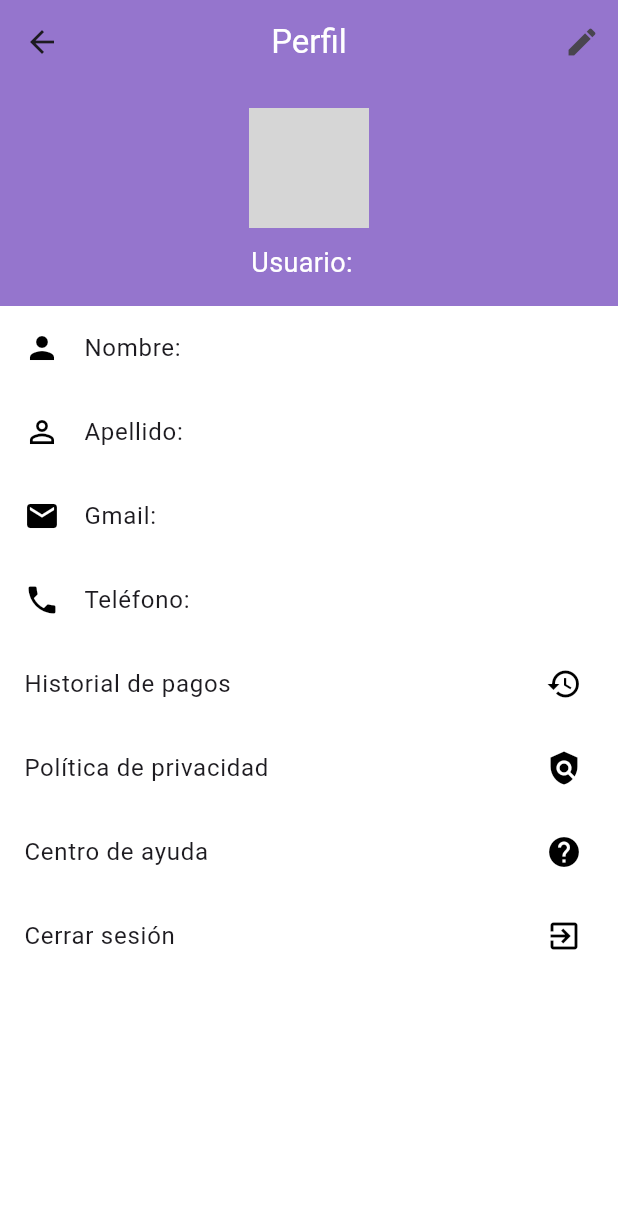
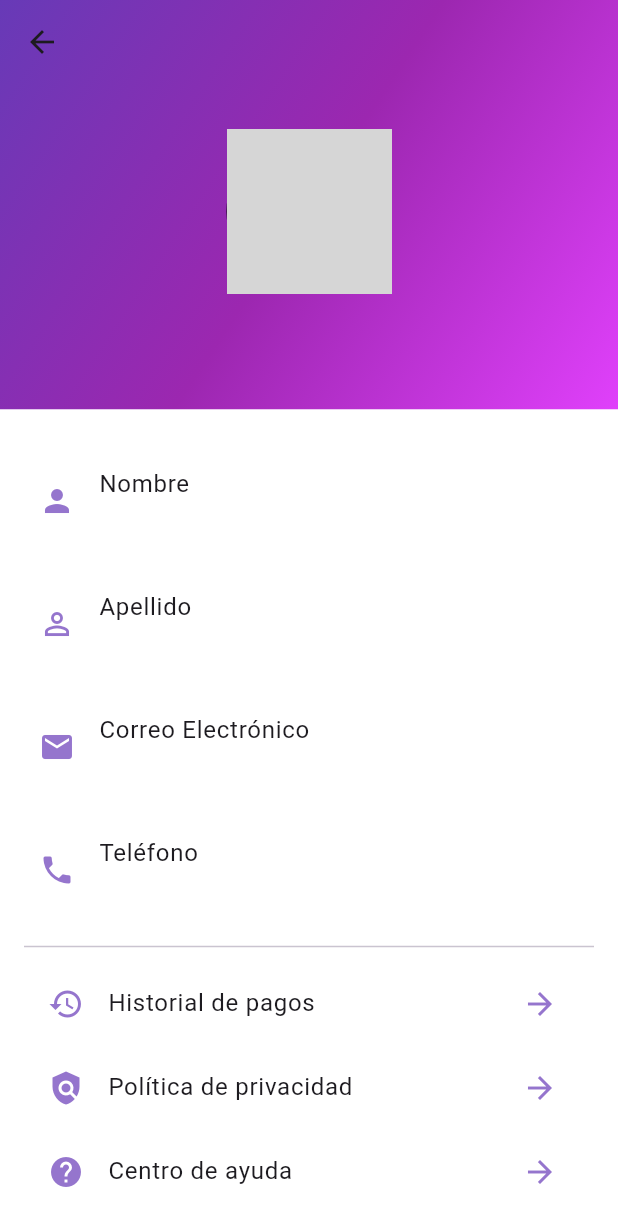
Before and after one commit to cristian-morris/DigitalEventApp, a Flutter app: the PerfilVer screen opened directly, on a phone screen of 412 x 824 dp. Shown: the top 1226 px of the screen. Run offline on Flutter 3.47's test engine with Material 3 defaults, Android fonts, the phone set to English and light mode, and no system bars; our stand-ins replace carousel_slider, font_awesome_flutter, google_fonts, google_nav_bar, image_picker, shared_preferences; missing offline and left inert: flutter_stripe; accounts and stored records are empty; network calls fail; grey boxes are pictures that could not be loaded.

Commit message:
Cambios en el perfil

```diff
--- a/lib/pages/user.dart
+++ b/lib/pages/user.dart
@@ -1,11 +1,10 @@
 import 'package:digitalevent/auth_provider.dart';
+import 'package:digitalevent/pages/edit_profile.dart';
 import 'package:digitalevent/pages/historial_pago.dart';
 import 'package:flutter/material.dart';
 import 'package:http/http.dart' as http;
 import 'dart:convert';
-import 'dart:io'; // Para usar File
-import 'package:image_picker/image_picker.dart';
-import 'package:provider/provider.dart'; // Para elegir imágenes
+import 'package:provider/provider.dart';
 
 class Usuario {
   final int usuarioId;
@@ -45,6 +44,7 @@ class PerfilVer extends StatefulWidget {
 
 class _PerfilVerState extends State<PerfilVer> {
   Usuario? _usuario;
+  double _scrollOffset = 0;
 
   @override
   void initState() {
@@ -53,12 +53,12 @@ class _PerfilVerState extends State<PerfilVer> {
   }
 
   Future<void> fetchUsuario() async {
-    final response = await http.get(Uri.parse(
-        'https://api-digitalevent.onrender.com/api/users/3')); // Cambia el ID según sea necesario
+    final response = await http
+        .get(Uri.parse('https://api-digitalevent.onrender.com/api/users/3'));
 
     if (response.statusCode == 200) {
       final data = json.decode(response.body);
-      print(data); // Verifica la respuesta en la consola
+      print(data);
       setState(() {
         _usuario = Usuario.fromJson(data);
       });
@@ -73,331 +73,188 @@ class _PerfilVerState extends State<PerfilVer> {
   Widget build(BuildContext context) {
     final authProvider = Provider.of<AuthProvider>(context);
     return Scaffold(
+      extendBodyBehindAppBar: true,
       appBar: AppBar(
-        backgroundColor: Colors.deepPurple[300],
-        title: Text(
-          "Perfil",
+        flexibleSpace: Container(
+          decoration: BoxDecoration(
+            gradient: _scrollOffset > 200
+                ? LinearGradient(
+                    colors: [
+                      Colors.deepPurple,
+                      Colors.purple,
+                      Colors.purpleAccent
+                    ],
+                    begin: Alignment.topLeft,
+                    end: Alignment.bottomRight,
+                  )
+                : null,
+          ),
+        ),
+        backgroundColor: Colors.transparent,
+        elevation: 0,
+        title: AnimatedOpacity(
+          duration: Duration(milliseconds: 300),
+          opacity: _scrollOffset > 200 ? 1.0 : 0.0,
+          child: Text(
+            'Mi cuenta',
             style: TextStyle(
-            color: Colors.white,
+                color: Colors.white, fontSize: 24, fontWeight: FontWeight.bold),
           ),
-          textAlign: TextAlign.center,
         ),
-        centerTitle: true,
-        actions: [
-          IconButton(
-            icon: Icon(Icons.edit),
-            onPressed: () {
+      ),
+      body: _usuario == null
+          ? Center(child: CircularProgressIndicator())
+          : NotificationListener<ScrollNotification>(
+              onNotification: (scrollNotification) {
+                if (scrollNotification is ScrollUpdateNotification) {
+                  setState(() {
+                    _scrollOffset = scrollNotification.metrics.pixels;
+                  });
+                }
+                return true;
+              },
+              child: SingleChildScrollView(
+                child: Column(
+                  children: [
+                    Stack(
+                      children: [
+                        Container(
+                          decoration: BoxDecoration(
+                            gradient: LinearGradient(
+                              colors: [
+                                Colors.deepPurple,
+                                Colors.purple,
+                                Colors.purpleAccent
+                              ],
+                              begin: Alignment.topLeft,
+                              end: Alignment.bottomRight,
+                            ),
+                          ),
+                          width: double.infinity,
+                          padding: EdgeInsets.all(16.0),
+                          child: Column(
+                            children: [
+                              SizedBox(height: 70),
+                              Row(
+                                mainAxisAlignment: MainAxisAlignment.center,
+                                children: [
+                                  Stack(
+                                    alignment: Alignment.center,
+                                    children: [
+                                      GestureDetector(
+                                        onTap: () {
                                           if (_usuario != null) {
                                             Navigator.push(
                                               context,
                                               MaterialPageRoute(
-                      builder: (context) => PerfilEditar(usuario: _usuario!)),
+                                                  builder: (context) =>
+                                                      PerfilEditar(
+                                                          usuario: _usuario!)),
                                             );
                                           }
                                         },
-          ),
-        ],
-      ),
-      body: _usuario == null
-          ? Center(child: CircularProgressIndicator())
-          : Column(
-              children: [
-                Container(
-                  color: Colors.deepPurple[300],
-                  width: double.infinity,
-                  padding: EdgeInsets.all(16.0),
-                  child: Column(
-                    children: [
-                      CircleAvatar(
-                        radius: 40.0,
-                        backgroundImage: (_usuario!.fotoPerfil.isNotEmpty &&
-                                Uri.tryParse(_usuario!.fotoPerfil)
+                                        child: Container(
+                                          width: 110.0,
+                                          height: 110.0,
+                                          decoration: BoxDecoration(
+                                            shape: BoxShape.circle,
+                                            border: Border.all(
+                                                color: Colors.black,
+                                                width: 1.3),
+                                            image: DecorationImage(
+                                              image: (_usuario!.fotoPerfil
+                                                          .isNotEmpty &&
+                                                      Uri.tryParse(_usuario!
+                                                                  .fotoPerfil)
                                                               ?.hasAbsolutePath ==
                                                           true)
-                            ? NetworkImage(_usuario!.fotoPerfil)
-                            : AssetImage('assets/images/R.png')
+                                                  ? NetworkImage(
+                                                      _usuario!.fotoPerfil)
+                                                  : AssetImage(
+                                                          'assets/images/R.png')
                                                       as ImageProvider,
-                        backgroundColor: Colors.grey,
-                      ),
-                      SizedBox(height: 10.0),
-                      Text(
-                        'Usuario: ${_usuario!.nombre} ${_usuario!.lastName}',
-                        style: TextStyle(
-                          color: Colors.white,
-                          fontSize: 18.0,
+                                              fit: BoxFit.cover,
                                             ),
                                           ),
-                    ],
                                         ),
                                       ),
-                Expanded(
-                  child: Container(
-                    color: Colors.white,
-                    child: ListView(
-                      children: [
-                        ListTile(
-                          leading: Icon(Icons.person, color: Colors.black),
-                          title: Text('Nombre: ${_usuario!.nombre}'),
-                          tileColor: Colors.purple,
-                        ),
-                        ListTile(
-                          leading:
-                              Icon(Icons.person_outline, color: Colors.black),
-                          title: Text('Apellido: ${_usuario!.lastName}'),
-                          tileColor: Colors.purple,
-                        ),
-                        ListTile(
-                          leading: Icon(Icons.email, color: Colors.black),
-                          title: Text('Gmail: ${_usuario!.email}'),
-                          tileColor: Colors.purple,
-                        ),
-                        ListTile(
-                          leading: Icon(Icons.phone, color: Colors.black),
-                          title: Text('Teléfono: ${_usuario!.telefono}'),
-                          tileColor: Colors.purple,
-                        ),
-                        ListTile(
-                          title: Text('Historial de pagos'),
-                          trailing: Icon(Icons.history, color: Colors.black),
-                          tileColor: Colors.purple,
+                                      Positioned(
+                                        right: 0,
+                                        bottom: 0,
+                                        child: GestureDetector(
                                           onTap: () {
+                                            if (_usuario != null) {
                                               Navigator.push(
                                                 context,
                                                 MaterialPageRoute(
-                                builder: (context) => historialPago(),
+                                                    builder: (context) =>
+                                                        PerfilEditar(
+                                                            usuario:
+                                                                _usuario!)),
+                                              );
+                                            }
+                                          },
+                                          child: Container(
+                                            width: 30,
+                                            height: 30,
+                                            decoration: BoxDecoration(
+                                              color: Colors.white,
+                                              shape: BoxShape.circle,
+                                              border: Border.all(
+                                                color: Colors.black,
+                                                width: 1.5,
                                               ),
-                            );
-                          },
                                             ),
-                        ListTile(
-                          title: Text('Política de privacidad'),
-                          trailing: Icon(Icons.policy, color: Colors.black),
-                          tileColor: Colors.purple,
-                          onTap: () {
-                            // Navegar a la política de privacidad
-                          },
+                                            child: Icon(
+                                              Icons.edit_outlined,
+                                              size: 15,
+                                              color: Colors.black,
                                             ),
-                        ListTile(
-                          title: Text('Centro de ayuda'),
-                          trailing: Icon(Icons.help, color: Colors.black),
-                          tileColor: Colors.purple,
-                          onTap: () {
-                            // Navegar al centro de ayuda
-                          },
-                        ),
-                        ListTile(
-                          title: Text('Cerrar sesión'),
-                          trailing:
-                              Icon(Icons.exit_to_app, color: Colors.black),
-                          tileColor: Colors.purple,
-                          onTap: () {
-                            authProvider.logout();
-                          },
-                        ),
-                      ],
                                           ),
                                         ),
                                       ),
                                     ],
                                   ),
-    );
-  }
-}
-
-class PerfilEditar extends StatefulWidget {
-  final Usuario usuario;
-
-  const PerfilEditar({super.key, required this.usuario});
-
-  @override
-  _PerfilEditarState createState() => _PerfilEditarState();
-}
-
-class _PerfilEditarState extends State<PerfilEditar> {
-  final _formKey = GlobalKey<FormState>();
-  late String _nombre;
-  late String _lastName;
-  late String _email;
-  late String _telefono;
-  late String _fotoPerfil;
-
-  final ImagePicker _picker = ImagePicker();
-  File? _imageFile;
-
-  @override
-  void initState() {
-    super.initState();
-    _nombre = widget.usuario.nombre;
-    _lastName = widget.usuario.lastName;
-    _email = widget.usuario.email;
-    _telefono = widget.usuario.telefono;
-    _fotoPerfil = widget.usuario.fotoPerfil;
-  }
-
-  Future<void> _pickImage() async {
-    final pickedFile = await _picker.pickImage(source: ImageSource.gallery);
-
-    if (pickedFile != null) {
-      setState(() {
-        _imageFile = File(pickedFile.path);
-        _fotoPerfil =
-            pickedFile.path; // Puedes subir el archivo o usarlo localmente
-      });
-    }
-  }
-
-  Future<void> _actualizarUsuario() async {
-    final response = await http.put(
-      Uri.parse(
-          'https://api-digitalevent.onrender.com/api/users/${widget.usuario.usuarioId}'),
-      headers: <String, String>{
-        'Content-Type': 'application/json; charset=UTF-8',
-      },
-      body: jsonEncode({
-        'nombre': _nombre,
-        'last_name': _lastName,
-        'email': _email,
-        'telefono': _telefono,
-        'fotoPerfil': _fotoPerfil,
-      }),
-    );
-
-    if (response.statusCode == 200) {
-      final data = json.decode(response.body);
-      setState(() {
-        widget.usuario.nombre = data['nombre'] ?? '';
-        widget.usuario.lastName = data['last_name'] ?? '';
-        widget.usuario.email = data['email'] ?? '';
-        widget.usuario.telefono = data['telefono'] ?? '';
-        widget.usuario.fotoPerfil = data['fotoPerfil'] ?? '';
-      });
-      Navigator.pop(context,
-          true); // Retorna true para indicar que se actualizaron los datos
-    } else {
-      print('Failed to update user. Status code: ${response.statusCode}');
-      print('Response body: ${response.body}');
-      throw Exception('Failed to update user');
-    }
-  }
-
-  @override
-  Widget build(BuildContext context) {
-    return Scaffold(
-      appBar: AppBar(
-        title: Text(
-          "Editar Perfil",
+                                ],
+                              ),
+                              SizedBox(height: 10),
+                              Text(
+                                '${_usuario!.nombre} ${_usuario!.lastName}',
                                 style: TextStyle(
+                                    fontSize: 22.0,
                                     color: Colors.white,
+                                    fontWeight: FontWeight.bold),
                               ),
-        ),
-        iconTheme: IconThemeData(
-          color: Colors.white, // Cambia el color de la flecha a blanco
-        ),
-        backgroundColor: Colors.deepPurple[300],
-      ),
-      body: Padding(
-        padding: const EdgeInsets.all(16.0),
-        child: Form(
-          key: _formKey,
-          child: ListView(
-            children: [
-              Center(
-                child: Stack(
-                  children: [
-                    CircleAvatar(
-                      radius: 60.0,
-                      backgroundImage: _imageFile != null
-                          ? FileImage(_imageFile!)
-                          : (_fotoPerfil.isNotEmpty &&
-                                  Uri.tryParse(_fotoPerfil)?.hasAbsolutePath ==
-                                      true)
-                              ? NetworkImage(_fotoPerfil)
-                              : AssetImage('assets/images/R.png')
-                                  as ImageProvider,
-                      backgroundColor: Colors.grey,
-                    ),
-                    Positioned(
-                      bottom: 0,
-                      right: 0,
-                      child: IconButton(
-                        icon: Icon(Icons.camera_alt,
-                            color: Colors.white, size: 30),
-                        onPressed: _pickImage,
-                        color: Colors.black.withOpacity(0.5),
+                              SizedBox(height: 20),
+                            ],
                           ),
                         ),
                       ],
                     ),
-              ),
-              SizedBox(height: 20.0),
-              TextFormField(
-                initialValue: _nombre,
-                decoration: InputDecoration(labelText: 'Nombre'),
-                validator: (value) {
-                  if (value == null || value.isEmpty) {
-                    return 'Por favor, introduce un nombre';
-                  }
-                  return null;
-                },
-                onChanged: (value) {
-                  _nombre = value;
-                },
-              ),
-              TextFormField(
-                initialValue: _lastName,
-                decoration: InputDecoration(labelText: 'Apellido'),
-                validator: (value) {
-                  if (value == null || value.isEmpty) {
-                    return 'Por favor, introduce un apellido';
-                  }
-                  return null;
-                },
-                onChanged: (value) {
-                  _lastName = value;
-                },
-              ),
-              TextFormField(
-                initialValue: _email,
-                decoration: InputDecoration(labelText: 'Correo Electrónico'),
-                validator: (value) {
-                  if (value == null || value.isEmpty) {
-                    return 'Por favor, introduce un correo electrónico';
-                  }
-                  return null;
-                },
-                onChanged: (value) {
-                  _email = value;
-                },
-              ),
-              TextFormField(
-                initialValue: _telefono,
-                decoration: InputDecoration(labelText: 'Teléfono'),
-                validator: (value) {
-                  if (value == null || value.isEmpty) {
-                    return 'Por favor, introduce un número de teléfono';
-                  }
-                  return null;
-                },
-                onChanged: (value) {
-                  _telefono = value;
-                },
-              ),
-              SizedBox(height: 20.0),
-              ElevatedButton(
-                onPressed: () {
-                  if (_formKey.currentState!.validate()) {
-                    _actualizarUsuario();
-                  }
-                },
-                child: Text(
-                  'Guardar Cambios',
-                  style: TextStyle(
-                      color:
-                          Colors.white), // Cambia el color del texto a blanco
-                ),
-                style: ElevatedButton.styleFrom(
-                  backgroundColor: Colors.deepPurple[
-                      300], // Cambia el color de fondo del botón si es necesario
+                    Container(
+                      color: Colors.white,
+                      padding: const EdgeInsets.symmetric(
+                          horizontal: 16.0, vertical: 20.0),
+                      child: Column(
+                        children: [
+                          _buildProfileInfoTile(
+                              Icons.person, 'Nombre', _usuario!.nombre),
+                          _buildProfileInfoTile(Icons.person_outline,
+                              'Apellido', _usuario!.lastName),
+                          _buildProfileInfoTile(Icons.email,
+                              'Correo Electrónico', _usuario!.email),
+                          _buildProfileInfoTile(
+                              Icons.phone, 'Teléfono', _usuario!.telefono),
+                          Divider(height: 20, thickness: 1),
+                          _buildProfileActionTile(context, Icons.history,
+                              'Historial de pagos', historialPago()),
+                          _buildProfileActionTile(context, Icons.policy,
+                              'Política de privacidad', null),
+                          _buildProfileActionTile(
+                              context, Icons.help, 'Centro de ayuda', null),
+                          _buildLogoutTile(context, authProvider),
+                          Divider(height: 20, thickness: 1),
+                        ],
                       ),
                     ),
                   ],
@@ -406,4 +263,44 @@ class _PerfilEditarState extends State<PerfilEditar> {
             ),
     );
   }
+
+  ListTile _buildProfileInfoTile(IconData icon, String title, String subtitle) {
+    return ListTile(
+      leading: Icon(icon, color: Colors.deepPurple[300]),
+      title: Text(title),
+      subtitle: Text(subtitle),
+      contentPadding: EdgeInsets.symmetric(horizontal: 10.0, vertical: 5.0),
+      tileColor: Colors.deepPurple[50],
+    );
   }
+
+  ListTile _buildProfileActionTile(
+      BuildContext context, IconData icon, String title, Widget? page) {
+    return ListTile(
+      leading: Icon(icon, color: Colors.deepPurple[300]),
+      title: Text(title),
+      trailing: Icon(Icons.arrow_forward, color: Colors.deepPurple[300]),
+      tileColor: Colors.deepPurple[50],
+      onTap: page != null
+          ? () {
+              Navigator.push(
+                context,
+                MaterialPageRoute(builder: (context) => page),
+              );
+            }
+          : null,
+    );
+  }
+
+  ListTile _buildLogoutTile(BuildContext context, AuthProvider authProvider) {
+    return ListTile(
+      leading: Icon(Icons.exit_to_app, color: Colors.red),
+      title: Text('Cerrar sesión'),
+      trailing: Icon(Icons.arrow_forward, color: Colors.red),
+      tileColor: Colors.deepPurple[50],
+      onTap: () {
+        authProvider.logout();
+      },
+    );
+  }
+}
```
Also changed, not shown: lib/pages/edit_profile.dart (added, +260 -0 lines). Lines whose indentation alone changed are shown as unchanged.
